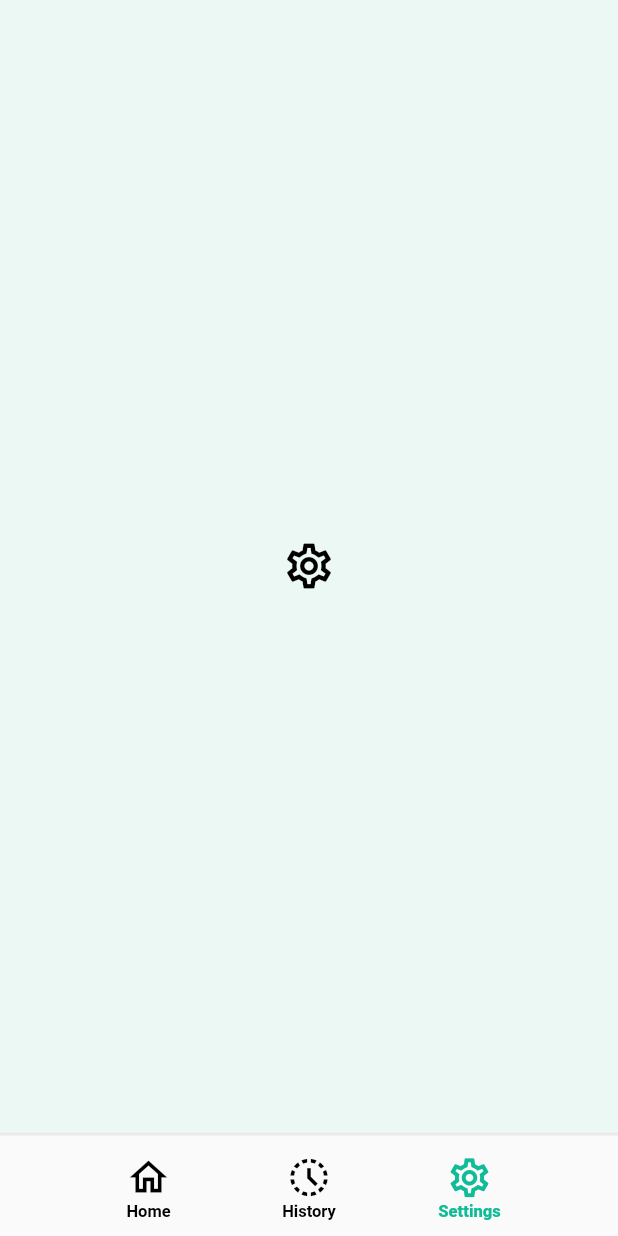
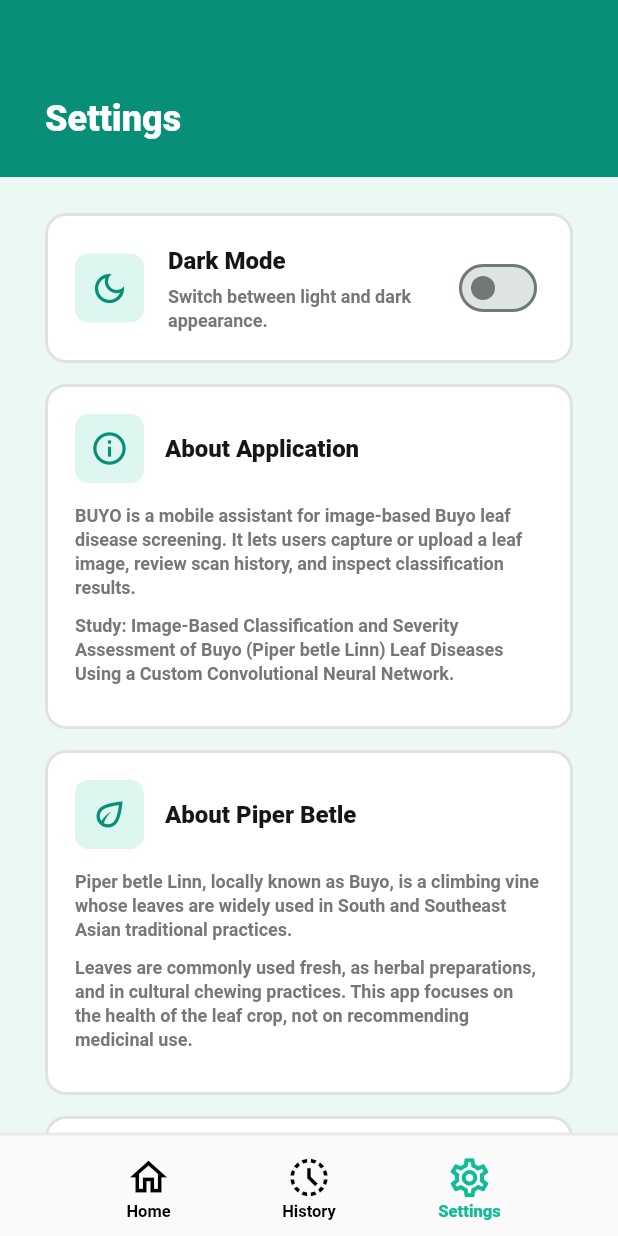
Before and after one commit to Kuyalester05/Buyo, a Flutter app: the MainShell screen opened by its route, item 3 of the bottom bar chosen, on a phone screen of 412 x 824 dp. Run offline on Flutter 3.47's test engine with Material 3 defaults, Android fonts, the phone set to English and light mode, and no system bars; our stand-ins replace image_picker; Roboto replaces fonts that are missing (Arial).

Commit message:
feat: add BUYO landing page feat: add persistent app navigation shell feat: add home page UI with scan and upload actions feat: integrate camera and gallery image picker feat: add scan history page with filters and sorting feat: add settings page with app and Piper betle information feat: apply light and dark mode across the app test: update widget tests for landing, home, history, and settings

```diff
--- a/lib/src/app/buyo_app.dart
+++ b/lib/src/app/buyo_app.dart
@@ -4,8 +4,15 @@
 import 'app_routes.dart';
 import 'main_shell.dart';
 
-class BuyoApp extends StatelessWidget {
+class BuyoApp extends StatefulWidget {
   const BuyoApp({super.key});
+
+  @override
+  State<BuyoApp> createState() => _BuyoAppState();
+}
+
+class _BuyoAppState extends State<BuyoApp> {
+  ThemeMode _themeMode = ThemeMode.light;
 
   @override
   Widget build(BuildContext context) {
@@ -14,13 +21,29 @@
       title: 'Buyo',
       theme: ThemeData(
         colorScheme: ColorScheme.fromSeed(seedColor: const Color(0xFF09C08E)),
+        scaffoldBackgroundColor: const Color(0xFFECF8F4),
         fontFamily: 'Arial',
         useMaterial3: true,
       ),
+      darkTheme: ThemeData(
+        colorScheme: ColorScheme.fromSeed(
+          seedColor: const Color(0xFF09C08E),
+          brightness: Brightness.dark,
+        ),
+        scaffoldBackgroundColor: const Color(0xFF0E1715),
+        fontFamily: 'Arial',
+        useMaterial3: true,
+      ),
+      themeMode: _themeMode,
       initialRoute: AppRoutes.landing,
       routes: {
         AppRoutes.landing: (_) => const LandingPage(),
-        AppRoutes.home: (_) => const MainShell(),
+        AppRoutes.home: (_) => MainShell(
+          themeMode: _themeMode,
+          onThemeModeChanged: (themeMode) {
+            setState(() => _themeMode = themeMode);
+          },
+        ),
       },
     );
   }
--- a/lib/src/app/main_shell.dart
+++ b/lib/src/app/main_shell.dart
@@ -2,10 +2,18 @@
 
 import '../features/history/presentation/history_page.dart';
 import '../features/home/presentation/home_page.dart';
+import '../features/settings/presentation/settings_page.dart';
 import '../shared/widgets/app_bottom_navigation.dart';
 
 class MainShell extends StatefulWidget {
-  const MainShell({super.key});
+  const MainShell({
+    super.key,
+    required this.themeMode,
+    required this.onThemeModeChanged,
+  });
+
+  final ThemeMode themeMode;
+  final ValueChanged<ThemeMode> onThemeModeChanged;
 
   @override
   State<MainShell> createState() => _MainShellState();
@@ -30,10 +38,13 @@
           Expanded(
             child: IndexedStack(
               index: _activeIndex,
-              children: const [
-                HomePage(),
-                HistoryPage(),
-                _SettingsPlaceholder(),
+              children: [
+                const HomePage(),
+                const HistoryPage(),
+                SettingsPage(
+                  themeMode: widget.themeMode,
+                  onThemeModeChanged: widget.onThemeModeChanged,
+                ),
               ],
             ),
           ),
@@ -49,17 +60,3 @@
     );
   }
 }
-
-class _SettingsPlaceholder extends StatelessWidget {
-  const _SettingsPlaceholder();
-
-  @override
-  Widget build(BuildContext context) {
-    return const ColoredBox(
-      color: Color(0xFFECF8F4),
-      child: Center(
-        child: Icon(Icons.settings_outlined, color: Colors.black, size: 36),
-      ),
-    );
-  }
-}
--- /dev/null
+++ b/lib/src/features/settings/presentation/settings_page.dart
@@ -0,0 +1,352 @@
+import 'package:flutter/material.dart';
+
+import '../../../shared/theme/app_theme_colors.dart';
+
+class SettingsPage extends StatelessWidget {
+  const SettingsPage({
+    super.key,
+    required this.themeMode,
+    required this.onThemeModeChanged,
+  });
+
+  static const _teal = Color(0xFF10BC97);
+  static const _darkTeal = Color(0xFF078F78);
+
+  final ThemeMode themeMode;
+  final ValueChanged<ThemeMode> onThemeModeChanged;
+
+  bool get _isDarkMode => themeMode == ThemeMode.dark;
+
+  @override
+  Widget build(BuildContext context) {
+    final colors = AppThemeColors.of(context);
+
+    return ColoredBox(
+      color: colors.pageBackground,
+      child: CustomScrollView(
+        slivers: [
+          const SliverToBoxAdapter(child: _SettingsHeader()),
+          SliverPadding(
+            padding: const EdgeInsets.fromLTRB(30, 24, 30, 28),
+            sliver: SliverList.list(
+              children: [
+                _SettingsCard(
+                  color: colors.card,
+                  borderColor: colors.cardBorder,
+                  child: Row(
+                    children: [
+                      const _IconBadge(icon: Icons.dark_mode_outlined),
+                      const SizedBox(width: 16),
+                      Expanded(
+                        child: Column(
+                          crossAxisAlignment: CrossAxisAlignment.start,
+                          children: [
+                            Text(
+                              'Dark Mode',
+                              style: _titleStyle(colors.textPrimary),
+                            ),
+                            const SizedBox(height: 5),
+                            Text(
+                              'Switch between light and dark appearance.',
+                              style: _bodyStyle(colors.textSecondary),
+                            ),
+                          ],
+                        ),
+                      ),
+                      Switch(
+                        value: _isDarkMode,
+                        activeThumbColor: _teal,
+                        onChanged: (enabled) {
+                          onThemeModeChanged(
+                            enabled ? ThemeMode.dark : ThemeMode.light,
+                          );
+                        },
+                      ),
+                    ],
+                  ),
+                ),
+                const SizedBox(height: 14),
+                _SettingsCard(
+                  color: colors.card,
+                  borderColor: colors.cardBorder,
+                  child: _InfoSection(
+                    icon: Icons.info_outline,
+                    title: 'About Application',
+                    textColor: colors.textPrimary,
+                    bodyColor: colors.textSecondary,
+                    children: const [
+                      'BUYO is a mobile assistant for image-based Buyo leaf disease screening. It lets users capture or upload a leaf image, review scan history, and inspect classification results.',
+                      'Study: Image-Based Classification and Severity Assessment of Buyo (Piper betle Linn) Leaf Diseases Using a Custom Convolutional Neural Network.',
+                    ],
+                  ),
+                ),
+                const SizedBox(height: 14),
+                _SettingsCard(
+                  color: colors.card,
+                  borderColor: colors.cardBorder,
+                  child: _InfoSection(
+                    icon: Icons.eco_outlined,
+                    title: 'About Piper Betle',
+                    textColor: colors.textPrimary,
+                    bodyColor: colors.textSecondary,
+                    children: const [
+                      'Piper betle Linn, locally known as Buyo, is a climbing vine whose leaves are widely used in South and Southeast Asian traditional practices.',
+                      'Leaves are commonly used fresh, as herbal preparations, and in cultural chewing practices. This app focuses on the health of the leaf crop, not on recommending medicinal use.',
+                    ],
+                  ),
+                ),
+                const SizedBox(height: 14),
+                _SettingsCard(
+                  color: colors.card,
+                  borderColor: colors.cardBorder,
+                  child: _BulletSection(
+                    icon: Icons.healing_outlined,
+                    title: 'Traditional Uses and Possible Benefits',
+                    textColor: colors.textPrimary,
+                    bodyColor: colors.textSecondary,
+                    bullets: const [
+                      'Used traditionally for mouth freshness, wound care, digestion, and soothing minor discomforts.',
+                      'Research reviews report antimicrobial, antioxidant, and anti-inflammatory potential in leaf extracts.',
+                      'Some communities prepare leaves as teas, poultices, or topical herbal applications.',
+                    ],
+                  ),
+                ),
+                const SizedBox(height: 14),
+                _SettingsCard(
+                  color: colors.card,
+                  borderColor: colors.cardBorder,
+                  child: _BulletSection(
+                    icon: Icons.warning_amber_rounded,
+                    title: 'Limitations and Safety Notes',
+                    textColor: colors.textPrimary,
+                    bodyColor: colors.textSecondary,
+                    bullets: const [
+                      'Herbal use should not replace professional medical care.',
+                      'Betel quid chewing, especially with areca nut or tobacco, is linked to serious oral health risks.',
+                      'Possible concerns include irritation, allergies, contamination, and unknown interactions with medicines.',
+                    ],
+                  ),
+                ),
+              ],
+            ),
+          ),
+        ],
+      ),
+    );
+  }
+
+  static TextStyle _titleStyle(Color color) {
+    return TextStyle(
+      color: color,
+      fontSize: 16,
+      fontWeight: FontWeight.w900,
+      letterSpacing: 0,
+    );
+  }
+
+  static TextStyle _bodyStyle(Color color) {
+    return TextStyle(
+      color: color,
+      fontSize: 12,
+      fontWeight: FontWeight.w600,
+      height: 1.35,
+      letterSpacing: 0,
+    );
+  }
+}
+
+class _SettingsHeader extends StatelessWidget {
+  const _SettingsHeader();
+
+  @override
+  Widget build(BuildContext context) {
+    return Container(
+      height: 118,
+      color: SettingsPage._darkTeal,
+      child: const SafeArea(
+        bottom: false,
+        child: Padding(
+          padding: EdgeInsets.fromLTRB(30, 0, 30, 22),
+          child: Align(
+            alignment: Alignment.bottomLeft,
+            child: Text(
+              'Settings',
+              style: TextStyle(
+                color: Colors.white,
+                fontSize: 24,
+                fontWeight: FontWeight.w900,
+                letterSpacing: 0,
+              ),
+            ),
+          ),
+        ),
+      ),
+    );
+  }
+}
+
+class _SettingsCard extends StatelessWidget {
+  const _SettingsCard({
+    required this.color,
+    required this.borderColor,
+    required this.child,
+  });
+
+  final Color color;
+  final Color borderColor;
+  final Widget child;
+
+  @override
+  Widget build(BuildContext context) {
+    return Container(
+      decoration: BoxDecoration(
+        color: color,
+        border: Border.all(color: borderColor, width: 2),
+        borderRadius: BorderRadius.circular(14),
+      ),
+      padding: const EdgeInsets.all(18),
+      child: child,
+    );
+  }
+}
+
+class _IconBadge extends StatelessWidget {
+  const _IconBadge({required this.icon});
+
+  final IconData icon;
+
+  @override
+  Widget build(BuildContext context) {
+    return Container(
+      width: 46,
+      height: 46,
+      decoration: BoxDecoration(
+        color: SettingsPage._teal.withValues(alpha: 0.14),
+        borderRadius: BorderRadius.circular(9),
+      ),
+      child: Icon(icon, color: SettingsPage._darkTeal, size: 26),
+    );
+  }
+}
+
+class _InfoSection extends StatelessWidget {
+  const _InfoSection({
+    required this.icon,
+    required this.title,
+    required this.textColor,
+    required this.bodyColor,
+    required this.children,
+  });
+
+  final IconData icon;
+  final String title;
+  final Color textColor;
+  final Color bodyColor;
+  final List<String> children;
+
+  @override
+  Widget build(BuildContext context) {
+    return _SectionFrame(
+      icon: icon,
+      title: title,
+      textColor: textColor,
+      child: Column(
+        crossAxisAlignment: CrossAxisAlignment.start,
+        children: children
+            .map(
+              (text) => Padding(
+                padding: const EdgeInsets.only(bottom: 9),
+                child: Text(text, style: SettingsPage._bodyStyle(bodyColor)),
+              ),
+            )
+            .toList(),
+      ),
+    );
+  }
+}
+
+class _BulletSection extends StatelessWidget {
+  const _BulletSection({
+    required this.icon,
+    required this.title,
+    required this.textColor,
+    required this.bodyColor,
+    required this.bullets,
+  });
+
+  final IconData icon;
+  final String title;
+  final Color textColor;
+  final Color bodyColor;
+  final List<String> bullets;
+
+  @override
+  Widget build(BuildContext context) {
+    return _SectionFrame(
+      icon: icon,
+      title: title,
+      textColor: textColor,
+      child: Column(
+        children: bullets.map((bullet) {
+          return Padding(
+            padding: const EdgeInsets.only(bottom: 9),
+            child: Row(
+              crossAxisAlignment: CrossAxisAlignment.start,
+              children: [
+                Container(
+                  width: 6,
+                  height: 6,
+                  margin: const EdgeInsets.only(top: 6, right: 10),
+                  decoration: const BoxDecoration(
+                    color: SettingsPage._teal,
+                    shape: BoxShape.circle,
+                  ),
+                ),
+                Expanded(
+                  child: Text(
+                    bullet,
+                    style: SettingsPage._bodyStyle(bodyColor),
+                  ),
+                ),
+              ],
+            ),
+          );
+        }).toList(),
+      ),
+    );
+  }
+}
+
+class _SectionFrame extends StatelessWidget {
+  const _SectionFrame({
+    required this.icon,
+    required this.title,
+    required this.textColor,
+    required this.child,
+  });
+
+  final IconData icon;
+  final String title;
+  final Color textColor;
+  final Widget child;
+
+  @override
+  Widget build(BuildContext context) {
+    return Column(
+      crossAxisAlignment: CrossAxisAlignment.start,
+      children: [
+        Row(
+          children: [
+            _IconBadge(icon: icon),
+            const SizedBox(width: 14),
+            Expanded(
+              child: Text(title, style: SettingsPage._titleStyle(textColor)),
+            ),
+          ],
+        ),
+        const SizedBox(height: 14),
+        child,
+      ],
+    );
+  }
+}
--- /dev/null
+++ b/lib/src/shared/theme/app_theme_colors.dart
@@ -0,0 +1,29 @@
+import 'package:flutter/material.dart';
+
+class AppThemeColors {
+  const AppThemeColors._(this.context);
+
+  final BuildContext context;
+
+  static AppThemeColors of(BuildContext context) => AppThemeColors._(context);
+
+  bool get isDark => Theme.of(context).brightness == Brightness.dark;
+
+  Color get teal => const Color(0xFF10BC97);
+  Color get darkTeal => const Color(0xFF078F78);
+  Color get pageBackground =>
+      isDark ? const Color(0xFF0E1715) : const Color(0xFFECF8F4);
+  Color get alternateBackground =>
+      isDark ? const Color(0xFF0E1715) : const Color(0xFFE5FBF5);
+  Color get card => isDark ? const Color(0xFF172522) : Colors.white;
+  Color get cardBorder =>
+      isDark ? const Color(0xFF25413A) : const Color(0xFFE1E1E1);
+  Color get textPrimary => isDark ? Colors.white : const Color(0xFF161616);
+  Color get textSecondary =>
+      isDark ? const Color(0xFFD7E6E1) : const Color(0xFF777777);
+  Color get navBackground =>
+      isDark ? const Color(0xFF101A18) : const Color(0xFFFAFAFA);
+  Color get navBorder =>
+      isDark ? const Color(0xFF243B35) : const Color(0xFFEAEAEA);
+  Color get navInactive => isDark ? Colors.white : Colors.black;
+}
--- a/lib/src/shared/widgets/app_bottom_navigation.dart
+++ b/lib/src/shared/widgets/app_bottom_navigation.dart
@@ -1,4 +1,6 @@
 import 'package:flutter/material.dart';
+
+import '../theme/app_theme_colors.dart';
 
 enum AppTab { home, history, settings }
 
@@ -9,20 +11,18 @@
     required this.onTabSelected,
   });
 
-  static const _teal = Color(0xFF10BC97);
-  static const _navBackground = Color(0xFFFAFAFA);
-  static const _inactive = Colors.black;
-
   final AppTab activeTab;
   final ValueChanged<AppTab> onTabSelected;
 
   @override
   Widget build(BuildContext context) {
+    final colors = AppThemeColors.of(context);
+
     return Container(
       height: 69,
-      decoration: const BoxDecoration(
-        color: _navBackground,
-        border: Border(top: BorderSide(color: Color(0xFFEAEAEA), width: 2)),
+      decoration: BoxDecoration(
+        color: colors.navBackground,
+        border: Border(top: BorderSide(color: colors.navBorder, width: 2)),
       ),
       child: SafeArea(
         top: false,
@@ -74,9 +74,8 @@
 
   @override
   Widget build(BuildContext context) {
-    final color = isSelected
-        ? AppBottomNavigation._teal
-        : AppBottomNavigation._inactive;
+    final colors = AppThemeColors.of(context);
+    final color = isSelected ? colors.teal : colors.navInactive;
 
     return InkWell(
       onTap: onTap,
```
Also changed, not shown: lib/src/features/history/presentation/history_page.dart (+67 -53 lines), lib/src/features/home/presentation/home_page.dart (+22 -17 lines), lib/src/features/landing/presentation/landing_page.dart (+15 -3 lines), 1 other file.
